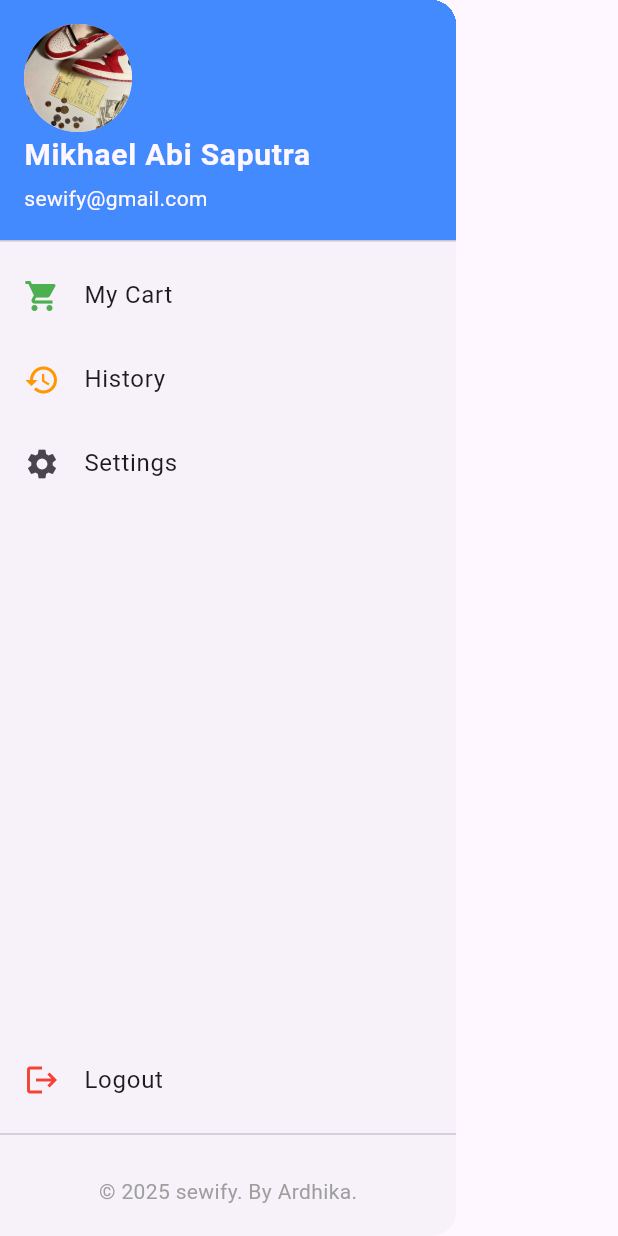
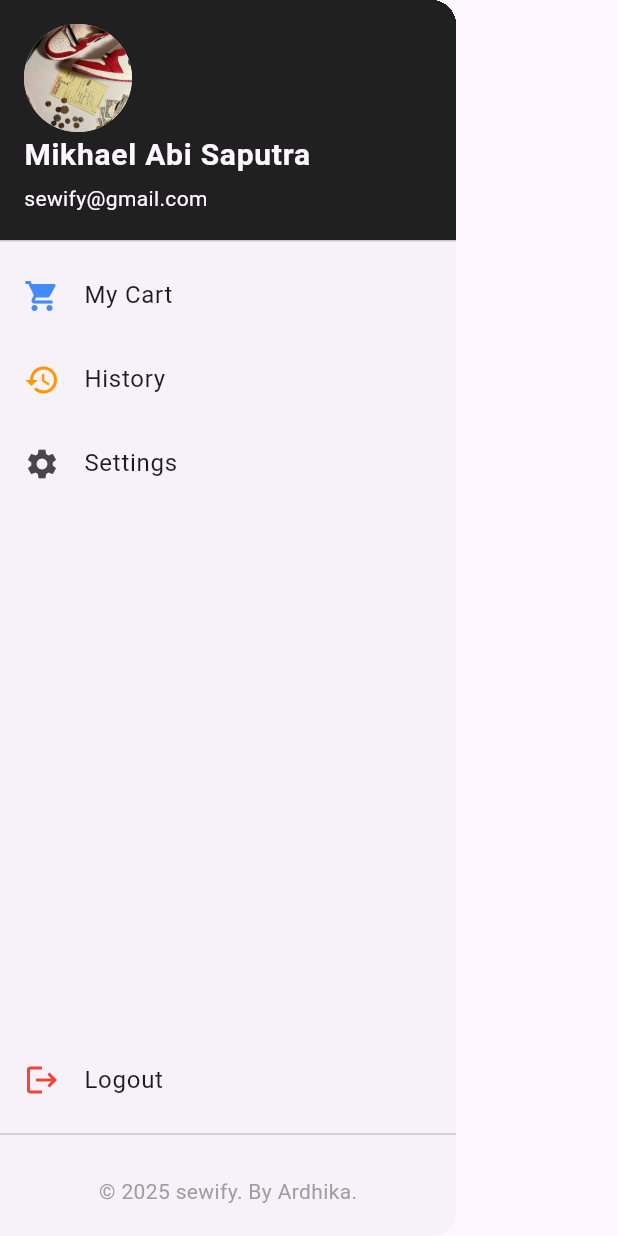
Before and after one commit to ardhikakrsh/Sewify, a Flutter app: the MyDrawer widget shown alone on an empty page, opened directly, on a phone screen of 412 x 824 dp. Run offline on Flutter 3.47's test engine with Material 3 defaults, Android fonts, the phone set to English and light mode, and no system bars; our stand-ins replace cloud_firestore, curved_navigation_bar, firebase_auth, firebase_core, flutter_slidable, page_transition; accounts and stored records are empty; generated files the repository leaves out were written again.

Commit message:
chore: adjust color

```diff
--- a/lib/components/my_drawer.dart
+++ b/lib/components/my_drawer.dart
@@ -22,7 +22,7 @@ class MyDrawer extends StatelessWidget {
           crossAxisAlignment: CrossAxisAlignment.stretch,
           children: [
             const UserAccountsDrawerHeader(
-              decoration: BoxDecoration(color: Colors.blueAccent),
+              decoration: BoxDecoration(color: Colors.black87),
               currentAccountPicture: CircleAvatar(
                 backgroundImage: AssetImage('assets/img/slide3.jpg'),
               ),
@@ -35,7 +35,8 @@ class MyDrawer extends StatelessWidget {
 
             // My Cart
             ListTile(
-              leading: const Icon(Icons.shopping_cart, color: Colors.green),
+              leading:
+                  const Icon(Icons.shopping_cart, color: Colors.blueAccent),
               title: const Text('My Cart'),
               onTap: () {
                 Navigator.push(
```
Also changed, not shown: lib/view/pages/collection_page.dart (+20 -13 lines).
